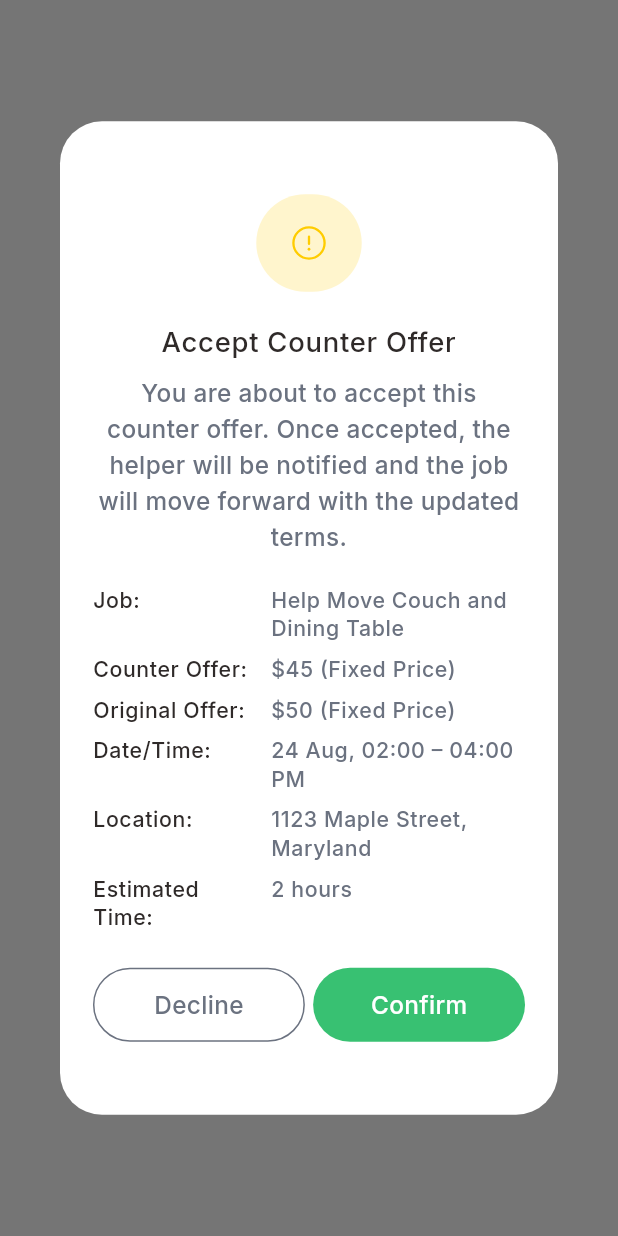
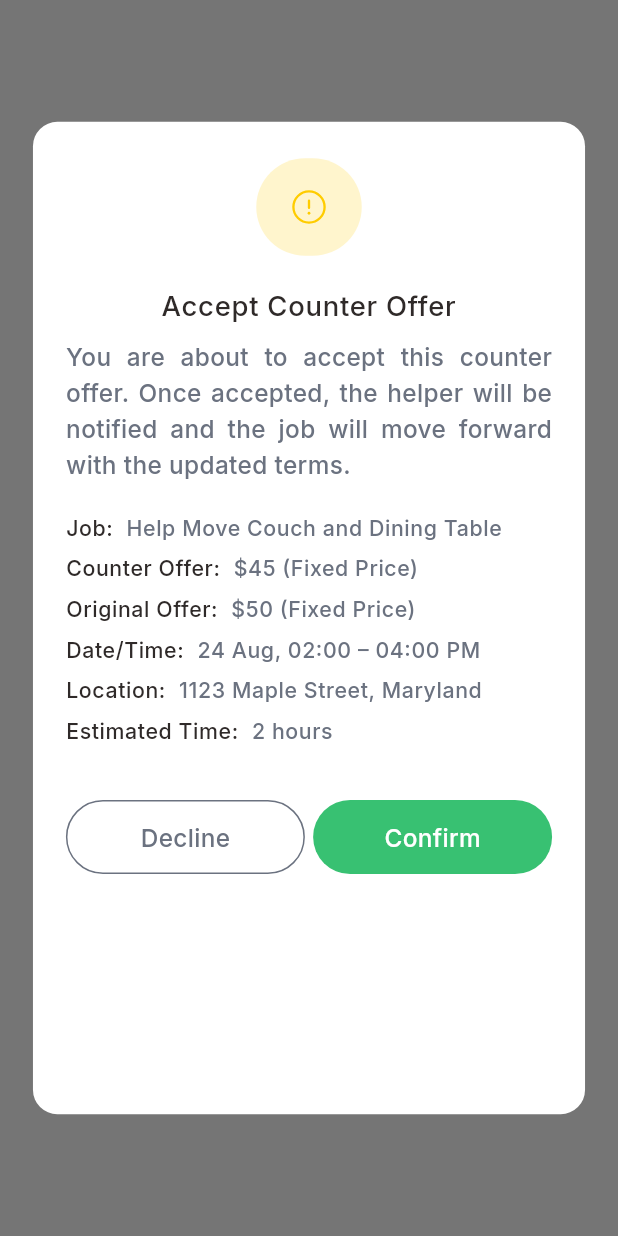
Before and after one commit to backbencherstudio/metalhead10701_app, a Flutter app: what onAcceptCounterTap() shows on an empty page, opened directly, on a phone screen of 412 x 824 dp. Run offline on Flutter 3.47's test engine with Material 3 defaults, Android fonts, the phone set to English and light mode, and no system bars; our stand-ins replace fl_chart, flutter_riverpod, flutter_screenutil, flutter_svg, go_router, google_fonts and 1 more.

Commit message:
Added alert dialog

```diff
--- a/lib/features/common_widgets/alert_dialogs/accept_counter_dialog.dart
+++ b/lib/features/common_widgets/alert_dialogs/accept_counter_dialog.dart
@@ -3,6 +3,7 @@ import 'package:flutter_screenutil/flutter_screenutil.dart';
 import 'package:flutter_svg/flutter_svg.dart';
 import 'package:metal_head/core/constant/icons.dart';
 import 'package:metal_head/core/theme/theme_extension/app_colors.dart';
+import 'package:metal_head/features/common_widgets/alert_dialogs/widgets/accept_label_title.dart';
 import 'package:metal_head/features/screen/auth_flow/splash/presentation/widgets/custom_button.dart';
 
 void onAcceptCounterTap(BuildContext context) {
@@ -10,16 +11,20 @@ void onAcceptCounterTap(BuildContext context) {
     context: context,
     builder: (_) {
       final style = Theme.of(context).textTheme;
-      return AlertDialog(
-        backgroundColor: Colors.white,
-        elevation: 1,
-        contentPadding: EdgeInsets.symmetric(horizontal: 20.w, vertical: 24.h),
-        content: SingleChildScrollView(
+      return Padding(
+        padding: EdgeInsets.symmetric(horizontal: 20.w, vertical: 80.h),
+        child: Container(
+          width: 318.w,
+          decoration: BoxDecoration(
+            color: AppColors.whiteTextColor,
+            borderRadius: BorderRadius.circular(16.r),
+          ),
+          child: Padding(
+            padding: EdgeInsets.symmetric(horizontal: 20.w, vertical: 24.h),
             child: Column(
-            mainAxisSize: MainAxisSize.min,
+            //  mainAxisSize: MainAxisSize.max,
               crossAxisAlignment: CrossAxisAlignment.center,
               children: [
-              SizedBox(height: 24.h),
                 Container(
                   height: 64.h,
                   width: 64.w,
@@ -47,20 +52,44 @@ void onAcceptCounterTap(BuildContext context) {
                 SizedBox(height: 8.h),
                 Text(
                   "You are about to accept this counter offer. Once accepted, the helper will be notified and the job will move forward with the updated terms.",
-                textAlign: TextAlign.center,
+                  textAlign: TextAlign.justify,
                   style: style.bodyMedium?.copyWith(
                     color: AppColors.greyTextColor,
                     height: 1.5,
                   ),
                 ),
                 SizedBox(height: 16.h),
-              AcceptLabelTitle(title: 'Job:', description: 'Help Move Couch and Dining Table', style: style),
-              AcceptLabelTitle(title: 'Counter Offer:', description: '\$45 (Fixed Price)', style: style),
-              AcceptLabelTitle(title: 'Original Offer:', description: '\$50 (Fixed Price)', style: style),
-              AcceptLabelTitle(title: 'Date/Time:', description: '24 Aug, 02:00 – 04:00 PM', style: style),
-              AcceptLabelTitle(title: 'Location:', description: '1123 Maple Street, Maryland', style: style),
-              AcceptLabelTitle(title: 'Estimated Time:', description: '2 hours', style: style),
-              SizedBox(height: 20.h),
+                AcceptLabelTitle(
+                  title: 'Job:',
+                  description: 'Help Move Couch and Dining Table',
+                  style: style,
+                ),
+                AcceptLabelTitle(
+                  title: 'Counter Offer:',
+                  description: '\$45 (Fixed Price)',
+                  style: style,
+                ),
+                AcceptLabelTitle(
+                  title: 'Original Offer:',
+                  description: '\$50 (Fixed Price)',
+                  style: style,
+                ),
+                AcceptLabelTitle(
+                  title: 'Date/Time:',
+                  description: '24 Aug, 02:00 – 04:00 PM',
+                  style: style,
+                ),
+                AcceptLabelTitle(
+                  title: 'Location:',
+                  description: '1123 Maple Street, Maryland',
+                  style: style,
+                ),
+                AcceptLabelTitle(
+                  title: 'Estimated Time:',
+                  description: '2 hours',
+                  style: style,
+                ),
+                SizedBox(height: 32.h),
                 Row(
                   crossAxisAlignment: CrossAxisAlignment.start,
                   children: [
@@ -68,7 +97,10 @@ void onAcceptCounterTap(BuildContext context) {
                       child: CustomButton(
                         text: 'Decline',
                         width: 136,
-                      padding: EdgeInsets.symmetric(horizontal: 24.w, vertical: 12.h),
+                        padding: EdgeInsets.symmetric(
+                          horizontal: 24.w,
+                          vertical: 12.h,
+                        ),
                         containerColor: AppColors.bgTransparent,
                         textColor: AppColors.greyTextColor,
                         borderColor: AppColors.greyTextColor,
@@ -82,7 +114,10 @@ void onAcceptCounterTap(BuildContext context) {
                       child: CustomButton(
                         text: 'Confirm',
                         width: 136,
-                      padding: EdgeInsets.symmetric(horizontal: 24.w, vertical: 12.h),
+                        padding: EdgeInsets.symmetric(
+                          horizontal: 24.w,
+                          vertical: 12.h,
+                        ),
                         textColor: AppColors.whiteTextColor,
                         containerColor: AppColors.bgColor7,
                         onPressed: () {
@@ -96,50 +131,8 @@ void onAcceptCounterTap(BuildContext context) {
               ],
             ),
           ),
+        ),
       );
     },
   );
 }
-
-class AcceptLabelTitle extends StatelessWidget {
-  const AcceptLabelTitle({
-    super.key,
-    required this.style,
-    this.title,
-    this.description,
-  });
-
-  final TextTheme style;
-  final String? title;
-  final String? description;
-
-  @override
-  Widget build(BuildContext context) {
-    return Padding(
-      padding: EdgeInsets.symmetric(vertical: 4.h),
-      child: Row(
-        crossAxisAlignment: CrossAxisAlignment.start,
-        children: [
-          SizedBox(
-            width: 100.w,  // fixed width for title, adjust as needed
-            child: Text(
-              title ?? 'title',
-              style: style.bodySmall?.copyWith(
-                color: AppColors.headlineTextColor,
-              ),
-            ),
-          ),
-          SizedBox(width: 8.w),
-          Expanded(
-            child: Text(
-              description ?? 'description',
-              style: style.bodySmall?.copyWith(
-                color: AppColors.greyTextColor,
-              ),
-            ),
-          ),
-        ],
-      ),
-    );
-  }
-}
--- a/lib/features/common_widgets/alert_dialogs/cancel_confirmation.dart
+++ b/lib/features/common_widgets/alert_dialogs/cancel_confirmation_dialog.dart
@@ -13,13 +13,15 @@ void onCancelConfirmationTap(BuildContext context) {
       return Dialog(
         backgroundColor: Colors.white,
         elevation: 1,
+        shape: RoundedRectangleBorder(
+          borderRadius: BorderRadiusGeometry.circular(16.r),
+        ),
         child: Padding(
           padding: EdgeInsets.symmetric(horizontal: 20.h,vertical: 24.h),
           child: Column(
             mainAxisSize: MainAxisSize.min,
             crossAxisAlignment: CrossAxisAlignment.center,
             children: [
-              SizedBox(height: 24.h),
               Container(
                 height: 64.h,
                 width: 64.w,
@@ -76,7 +78,6 @@ void onCancelConfirmationTap(BuildContext context) {
                   ),
                 ],
               ),
-              SizedBox(height: 24.h),
             ],
           ),
         ),
--- a/lib/features/common_widgets/alert_dialogs/mark_job_complete_dialog.dart
+++ b/lib/features/common_widgets/alert_dialogs/mark_job_complete_dialog.dart
@@ -11,6 +11,9 @@ void onMarkJobCompletedTap(BuildContext context) {
     builder: (_) {
       final style = Theme.of(context).textTheme;
       return Dialog(
+        shape: RoundedRectangleBorder(
+          borderRadius: BorderRadiusGeometry.circular(16.r),
+        ),
         backgroundColor: Colors.white,
         elevation: 1,
         child: Padding(
@@ -19,7 +22,6 @@ void onMarkJobCompletedTap(BuildContext context) {
             mainAxisSize: MainAxisSize.min,
             crossAxisAlignment: CrossAxisAlignment.center,
             children: [
-              SizedBox(height: 24.h),
               Container(
                 height: 64.h,
                 width: 64.w,
@@ -84,7 +86,6 @@ void onMarkJobCompletedTap(BuildContext context) {
                   ),
                 ],
               ),
-              SizedBox(height: 24.h),
             ],
           ),
         ),
--- /dev/null
+++ b/lib/features/common_widgets/alert_dialogs/widgets/accept_label_title.dart
@@ -0,0 +1,43 @@
+import 'package:flutter/material.dart';
+import 'package:flutter_screenutil/flutter_screenutil.dart';
+import '../../../../core/theme/theme_extension/app_colors.dart';
+
+class AcceptLabelTitle extends StatelessWidget {
+  const AcceptLabelTitle({
+    super.key,
+    required this.style,
+    this.title,
+    this.description,
+  });
+
+  final TextTheme style;
+  final String? title;
+  final String? description;
+
+  @override
+  Widget build(BuildContext context) {
+    return Padding(
+      padding: EdgeInsets.symmetric(vertical: 4.h),
+      child: Row(
+        crossAxisAlignment: CrossAxisAlignment.start,
+        children: [
+          SizedBox(
+            child: Text(
+              title ?? 'title',
+              style: style.bodySmall?.copyWith(
+                color: AppColors.headlineTextColor,
+              ),
+            ),
+          ),
+          SizedBox(width: 8.w),
+          Expanded(
+            child: Text(
+              description ?? 'description',
+              style: style.bodySmall?.copyWith(color: AppColors.greyTextColor),
+            ),
+          ),
+        ],
+      ),
+    );
+  }
+}
--- /dev/null
+++ b/lib/features/screen/user/provider/color_provider.dart
@@ -0,0 +1,3 @@
+import 'package:flutter_riverpod/flutter_riverpod.dart';
+
+final colorProvider = StateProvider<int>((ref)=> 0);
```
Also changed, not shown: lib/features/common_widgets/alert_dialogs/confirm_job_completion_dialog.dart (+4 -3 lines), lib/features/common_widgets/alert_dialogs/start_confirmation_dialog.dart (+4 -3 lines), lib/features/common_widgets/alert_dialogs/start_job_dialog.dart (+5 -4 lines), lib/features/screen/dashboard_flow/helper/home_screen/presentation/widgets/find_job_section.dart (+10 -4 lines), lib/features/screen/user/presentation/client.dart (+19 -1 lines). Lines whose indentation alone changed are shown as unchanged.
